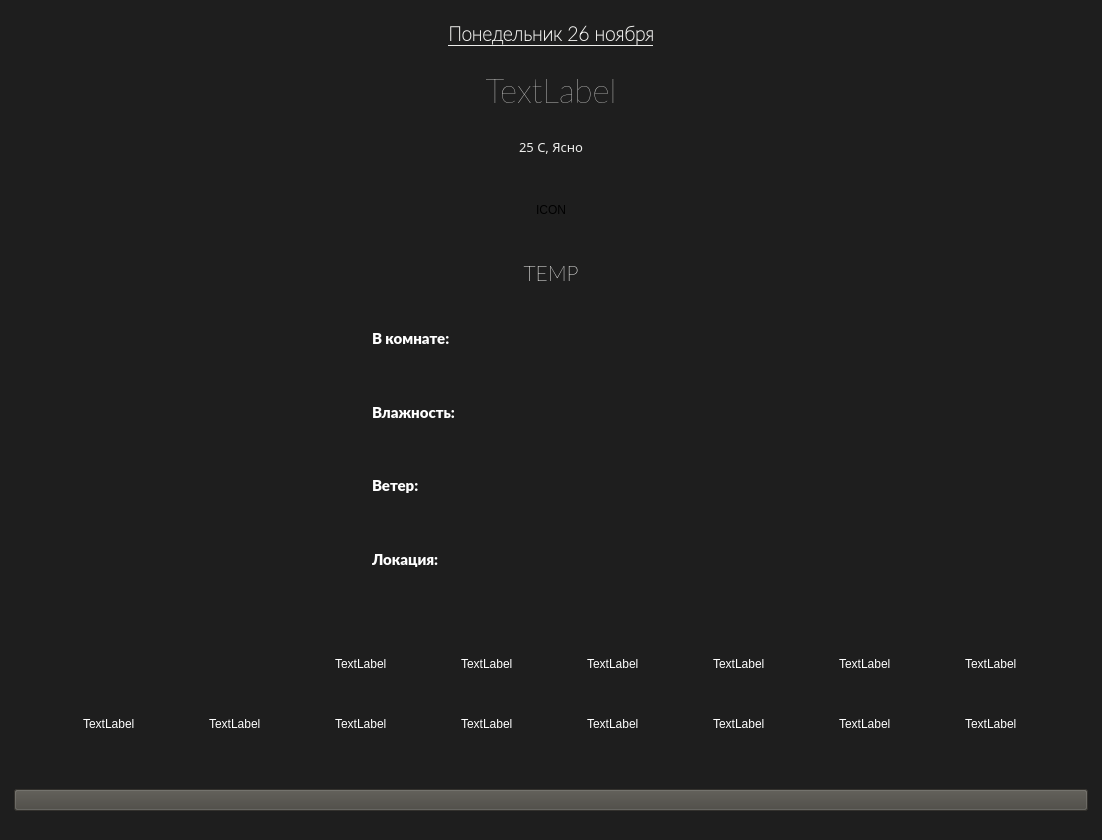
Old version of the form AgainWR/designWea.ui in the repository Tonmanseven/Smart_Mirror.
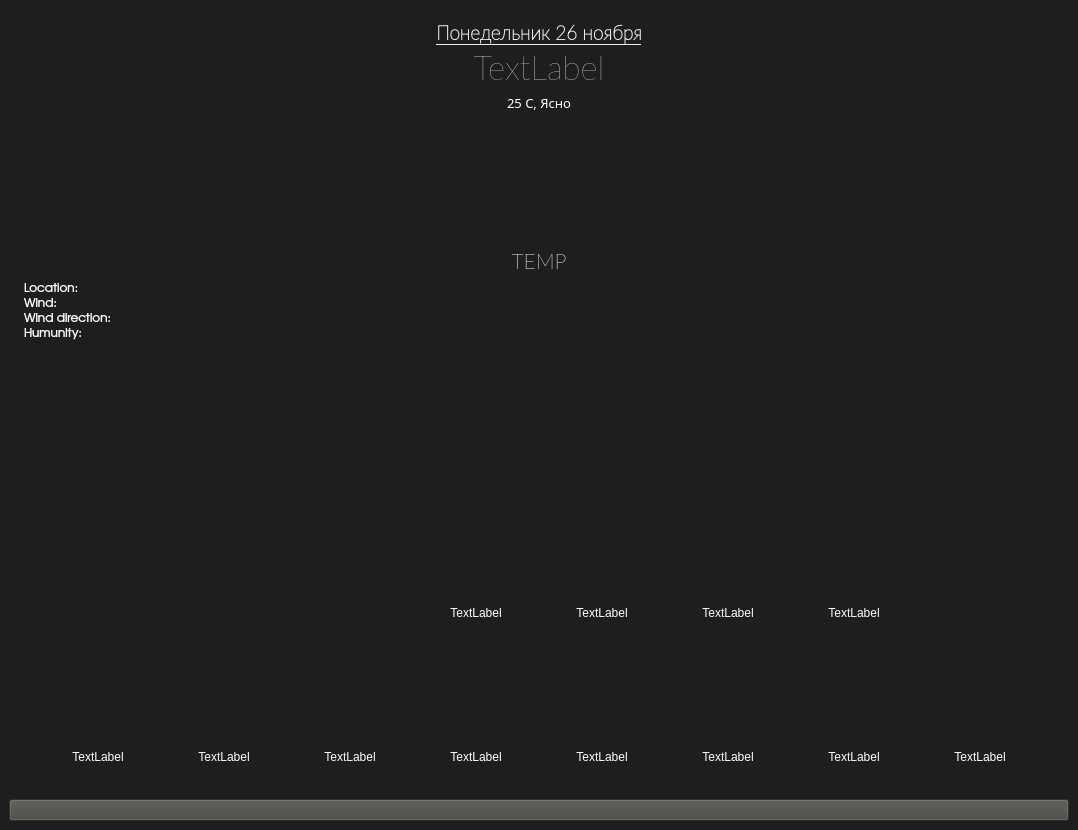
New version of the form. Icons and pictures are not drawn.

Commit message: ui & so are..

The edit to the form file:
```diff
--- a/AgainWR/designWea.ui
+++ b/AgainWR/designWea.ui
@@ -9,14 +9,14 @@
    <rect>
     <x>0</x>
     <y>0</y>
-    <width>1102</width>
-    <height>840</height>
+    <width>1078</width>
+    <height>830</height>
    </rect>
   </property>
   <property name="minimumSize">
    <size>
     <width>1078</width>
-    <height>763</height>
+    <height>830</height>
    </size>
   </property>
   <property name="sizeIncrement">
@@ -49,9 +49,24 @@
   <widget class="QWidget" name="centralwidget">
    <layout class="QHBoxLayout" name="horizontalLayout">
     <item>
-     <layout class="QVBoxLayout" name="verticalLayout">
+     <layout class="QVBoxLayout" name="verticalLayout" stretch="0,0,0">
+      <property name="sizeConstraint">
+       <enum>QLayout::SetDefaultConstraint</enum>
+      </property>
+      <property name="topMargin">
+       <number>1</number>
+      </property>
       <item>
-       <layout class="QVBoxLayout" name="verticalLayout_1">
+       <layout class="QVBoxLayout" name="verticalLayout_1" stretch="0,0,0,0,0">
+        <property name="spacing">
+         <number>0</number>
+        </property>
+        <property name="topMargin">
+         <number>8</number>
+        </property>
+        <property name="bottomMargin">
+         <number>0</number>
+        </property>
         <item>
          <widget class="QLabel" name="todayIs">
           <property name="font">
@@ -109,7 +124,7 @@
            </font>
           </property>
           <property name="styleSheet">
-           <string notr="true">color: rgb(238, 238, 236);</string>
+           <string notr="true">color: rgb(255, 255, 255);</string>
           </property>
           <property name="text">
            <string>25 C, Ясно</string>
@@ -123,15 +138,18 @@
          <widget class="QLabel" name="TempIc">
           <property name="minimumSize">
            <size>
-            <width>64</width>
-            <height>64</height>
+            <width>128</width>
+            <height>128</height>
            </size>
           </property>
           <property name="layoutDirection">
            <enum>Qt::LeftToRight</enum>
           </property>
           <property name="text">
-           <string>ICON</string>
+           <string/>
+          </property>
+          <property name="pixmap">
+           <pixmap>images/13d.png</pixmap>
           </property>
           <property name="alignment">
            <set>Qt::AlignCenter</set>
@@ -169,132 +187,45 @@
       <item>
        <layout class="QGridLayout" name="gridLayout">
         <item row="0" column="0">
-         <layout class="QGridLayout" name="gridLayout_4">
-          <item row="3" column="2">
-           <widget class="QLabel" name="inCountry">
-            <property name="font">
-             <font>
-              <family>Ubuntu Light</family>
-              <pointsize>11</pointsize>
-             </font>
-            </property>
-            <property name="styleSheet">
-             <string notr="true">color: rgb(238, 238, 236);</string>
-            </property>
-            <property name="text">
-             <string/>
-            </property>
-            <property name="alignment">
-             <set>Qt::AlignLeading|Qt::AlignLeft|Qt::AlignVCenter</set>
-            </property>
-            <property name="margin">
-             <number>0</number>
-            </property>
-           </widget>
-          </item>
-          <item row="1" column="2">
-           <widget class="QLabel" name="humidityLabel">
-            <property name="font">
-             <font>
-              <family>Ubuntu Light</family>
-              <pointsize>11</pointsize>
-             </font>
-            </property>
-            <property name="styleSheet">
-             <string notr="true">color: rgb(238, 238, 236);</string>
-            </property>
-            <property name="text">
-             <string/>
-            </property>
-            <property name="alignment">
-             <set>Qt::AlignLeading|Qt::AlignLeft|Qt::AlignVCenter</set>
-            </property>
-            <property name="margin">
-             <number>0</number>
-            </property>
-           </widget>
-          </item>
-          <item row="2" column="2">
-           <widget class="QLabel" name="windLabel">
-            <property name="font">
-             <font>
-              <family>Ubuntu Light</family>
-              <pointsize>11</pointsize>
-             </font>
-            </property>
-            <property name="styleSheet">
-             <string notr="true">color: rgb(238, 238, 236);</string>
-            </property>
-            <property name="text">
-             <string/>
-            </property>
-            <property name="alignment">
-             <set>Qt::AlignLeading|Qt::AlignLeft|Qt::AlignVCenter</set>
-            </property>
-            <property name="margin">
-             <number>0</number>
-            </property>
-           </widget>
-          </item>
-          <item row="2" column="1">
-           <widget class="QLabel" name="wind">
-            <property name="font">
-             <font>
-              <family>Lato Black</family>
-              <pointsize>11</pointsize>
-             </font>
-            </property>
-            <property name="styleSheet">
-             <string notr="true">color: rgb(255, 255, 255);</string>
-            </property>
-            <property name="text">
-             <string>Ветер:</string>
-            </property>
-            <property name="alignment">
-             <set>Qt::AlignLeading|Qt::AlignLeft|Qt::AlignVCenter</set>
-            </property>
-           </widget>
-          </item>
-          <item row="3" column="0">
+         <layout class="QFormLayout" name="formLayout">
+          <property name="sizeConstraint">
+           <enum>QLayout::SetDefaultConstraint</enum>
+          </property>
+          <property name="labelAlignment">
+           <set>Qt::AlignLeading|Qt::AlignLeft|Qt::AlignVCenter</set>
+          </property>
+          <property name="formAlignment">
+           <set>Qt::AlignLeading|Qt::AlignLeft|Qt::AlignTop</set>
+          </property>
+          <property name="horizontalSpacing">
+           <number>6</number>
+          </property>
+          <property name="verticalSpacing">
+           <number>1</number>
+          </property>
+          <property name="leftMargin">
+           <number>2</number>
+          </property>
+          <property name="topMargin">
+           <number>1</number>
+          </property>
+          <property name="rightMargin">
+           <number>0</number>
+          </property>
+          <property name="bottomMargin">
+           <number>0</number>
+          </property>
+          <item row="1" column="0">
            <widget class="QLabel" name="location_ic">
             <property name="text">
              <string/>
             </property>
-           </widget>
-          </item>
-          <item row="0" column="2">
-           <widget class="QLabel" name="temperatureLabel">
-            <property name="font">
-             <font>
-              <family>Ubuntu Light</family>
-              <pointsize>11</pointsize>
-             </font>
-            </property>
-            <property name="styleSheet">
-             <string notr="true">color: rgb(238, 238, 236);</string>
-            </property>
-            <property name="text">
-             <string/>
-            </property>
-            <property name="alignment">
-             <set>Qt::AlignLeading|Qt::AlignLeft|Qt::AlignVCenter</set>
-            </property>
-            <property name="margin">
-             <number>0</number>
-            </property>
-           </widget>
-          </item>
-          <item row="2" column="0">
-           <widget class="QLabel" name="wind_icn">
-            <property name="text">
-             <string/>
-            </property>
             <property name="pixmap">
              <pixmap>my_icns/1.7.png</pixmap>
             </property>
            </widget>
           </item>
-          <item row="1" column="0">
+          <item row="5" column="0">
            <widget class="QLabel" name="hum_icn">
             <property name="layoutDirection">
              <enum>Qt::LeftToRight</enum>
@@ -302,75 +233,115 @@
             <property name="text">
              <string/>
             </property>
+            <property name="pixmap">
+             <pixmap>my_icns/humunity.png</pixmap>
+            </property>
+           </widget>
+          </item>
+          <item row="3" column="0">
+           <widget class="QLabel" name="wind_ic">
+            <property name="styleSheet">
+             <string notr="true">color: rgb(255, 255, 255);</string>
+            </property>
+            <property name="text">
+             <string/>
+            </property>
+            <property name="pixmap">
+             <pixmap>my_icns/wind_icn.png</pixmap>
+            </property>
+           </widget>
+          </item>
+          <item row="4" column="0">
+           <widget class="QLabel" name="wind_dir_icn">
+            <property name="layoutDirection">
+             <enum>Qt::RightToLeft</enum>
+            </property>
+            <property name="autoFillBackground">
+             <bool>false</bool>
+            </property>
+            <property name="lineWidth">
+             <number>1</number>
+            </property>
+            <property name="midLineWidth">
+             <number>10</number>
+            </property>
+            <property name="text">
+             <string/>
+            </property>
+            <property name="pixmap">
+             <pixmap>my_icns/1.7.png</pixmap>
+            </property>
+            <property name="alignment">
+             <set>Qt::AlignLeading|Qt::AlignLeft|Qt::AlignVCenter</set>
+            </property>
+            <property name="margin">
+             <number>-16</number>
+            </property>
+            <property name="indent">
+             <number>0</number>
+            </property>
+            <property name="openExternalLinks">
+             <bool>false</bool>
+            </property>
            </widget>
           </item>
           <item row="1" column="1">
-           <widget class="QLabel" name="hum">
+           <widget class="QLabel" name="location_dat">
             <property name="font">
              <font>
-              <family>Lato Black</family>
-              <pointsize>11</pointsize>
+              <family>URW Gothic L</family>
              </font>
             </property>
             <property name="styleSheet">
              <string notr="true">color: rgb(255, 255, 255);</string>
             </property>
             <property name="text">
-             <string>Влажность:</string>
-            </property>
-            <property name="alignment">
-             <set>Qt::AlignLeading|Qt::AlignLeft|Qt::AlignVCenter</set>
+             <string>Location:</string>
             </property>
            </widget>
           </item>
           <item row="3" column="1">
-           <widget class="QLabel" name="inCity">
+           <widget class="QLabel" name="wind_dat">
             <property name="font">
              <font>
-              <family>Lato Black</family>
-              <pointsize>11</pointsize>
+              <family>URW Gothic L</family>
              </font>
             </property>
             <property name="styleSheet">
              <string notr="true">color: rgb(255, 255, 255);</string>
             </property>
             <property name="text">
-             <string>Локация:</string>
+             <string>Wind:</string>
             </property>
-            <property name="alignment">
-             <set>Qt::AlignLeading|Qt::AlignLeft|Qt::AlignVCenter</set>
-            </property>
            </widget>
           </item>
-          <item row="0" column="0">
-           <widget class="QLabel" name="label_18">
+          <item row="4" column="1">
+           <widget class="QLabel" name="wind_dir_dat">
+            <property name="font">
+             <font>
+              <family>URW Gothic L</family>
+             </font>
+            </property>
+            <property name="styleSheet">
+             <string notr="true">color: rgb(255, 255, 255);</string>
+            </property>
             <property name="text">
-             <string/>
+             <string>Wind direction:</string>
             </property>
            </widget>
           </item>
-          <item row="0" column="1">
-           <widget class="QLabel" name="inRoom">
-            <property name="sizePolicy">
-             <sizepolicy hsizetype="Preferred" vsizetype="Preferred">
-              <horstretch>0</horstretch>
-              <verstretch>0</verstretch>
-             </sizepolicy>
-            </property>
+          <item row="5" column="1">
+           <widget class="QLabel" name="hum_dat">
             <property name="font">
              <font>
-              <family>Lato Black</family>
-              <pointsize>11</pointsize>
+              <family>URW Gothic L</family>
              </font>
             </property>
             <property name="styleSheet">
              <string notr="true">color: rgb(255, 255, 255);</string>
             </property>
             <property name="text">
-             <string>В комнате:</string>
-            </property>
-            <property name="alignment">
-             <set>Qt::AlignLeading|Qt::AlignLeft|Qt::AlignVCenter</set>
+             <string>Humunity:</string>
             </property>
            </widget>
           </item>
@@ -381,22 +352,22 @@
       <item>
        <layout class="QVBoxLayout" name="verticalLayout_2" stretch="0,0">
         <property name="spacing">
-         <number>10</number>
+         <number>0</number>
         </property>
         <property name="sizeConstraint">
          <enum>QLayout::SetMinimumSize</enum>
         </property>
         <property name="leftMargin">
-         <number>5</number>
+         <number>0</number>
         </property>
         <property name="topMargin">
-         <number>10</number>
+         <number>0</number>
         </property>
         <property name="rightMargin">
-         <number>5</number>
+         <number>0</number>
         </property>
         <property name="bottomMargin">
-         <number>20</number>
+         <number>0</number>
         </property>
         <item>
          <layout class="QGridLayout" name="gridLayout_2">
@@ -410,7 +381,13 @@
            <number>5</number>
           </property>
           <property name="bottomMargin">
-           <number>30</number>
+           <number>10</number>
+          </property>
+          <property name="horizontalSpacing">
+           <number>10</number>
+          </property>
+          <property name="verticalSpacing">
+           <number>80</number>
           </property>
           <item row="1" column="6">
            <widget class="QLabel" name="label_8">
@@ -425,8 +402,8 @@
             </property>
             <property name="minimumSize">
              <size>
-              <width>50</width>
-              <height>50</height>
+              <width>64</width>
+              <height>64</height>
              </size>
             </property>
             <property name="sizeIncrement">
@@ -457,7 +434,7 @@
              <bool>false</bool>
             </property>
             <property name="alignment">
-             <set>Qt::AlignLeading|Qt::AlignLeft|Qt::AlignVCenter</set>
+             <set>Qt::AlignCenter</set>
             </property>
             <property name="margin">
              <number>0</number>
@@ -480,8 +457,8 @@
             </property>
             <property name="minimumSize">
              <size>
-              <width>50</width>
-              <height>50</height>
+              <width>64</width>
+              <height>64</height>
              </size>
             </property>
             <property name="sizeIncrement">
@@ -512,7 +489,7 @@
              <bool>false</bool>
             </property>
             <property name="alignment">
-             <set>Qt::AlignLeading|Qt::AlignLeft|Qt::AlignVCenter</set>
+             <set>Qt::AlignCenter</set>
             </property>
             <property name="margin">
              <number>0</number>
@@ -535,8 +512,8 @@
             </property>
             <property name="minimumSize">
              <size>
-              <width>50</width>
-              <height>50</height>
+              <width>64</width>
+              <height>64</height>
              </size>
             </property>
             <property name="sizeIncrement">
@@ -567,7 +544,7 @@
              <bool>false</bool>
             </property>
             <property name="alignment">
-             <set>Qt::AlignLeading|Qt::AlignLeft|Qt::AlignVCenter</set>
+             <set>Qt::AlignCenter</set>
             </property>
             <property name="margin">
              <number>0</number>
@@ -590,8 +567,8 @@
             </property>
             <property name="minimumSize">
              <size>
-              <width>50</width>
-              <height>50</height>
+              <width>64</width>
+              <height>64</height>
              </size>
             </property>
             <property name="sizeIncrement">
@@ -622,7 +599,7 @@
              <bool>false</bool>
             </property>
             <property name="alignment">
-             <set>Qt::AlignLeading|Qt::AlignLeft|Qt::AlignVCenter</set>
+             <set>Qt::AlignCenter</set>
             </property>
             <property name="margin">
              <number>0</number>
@@ -645,8 +622,8 @@
             </property>
             <property name="minimumSize">
              <size>
-              <width>50</width>
-              <height>50</height>
+              <width>64</width>
+              <height>64</height>
              </size>
             </property>
             <property name="sizeIncrement">
@@ -677,62 +654,7 @@
              <bool>false</bool>
             </property>
             <property name="alignment">
-             <set>Qt::AlignLeading|Qt::AlignLeft|Qt::AlignVCenter</set>
-            </property>
-            <property name="margin">
-             <number>0</number>
-            </property>
-            <property name="indent">
-             <number>0</number>
-            </property>
-           </widget>
-          </item>
-          <item row="1" column="2">
-           <widget class="QLabel" name="label_4">
-            <property name="enabled">
-             <bool>false</bool>
-            </property>
-            <property name="sizePolicy">
-             <sizepolicy hsizetype="Maximum" vsizetype="Maximum">
-              <horstretch>0</horstretch>
-              <verstretch>0</verstretch>
-             </sizepolicy>
-            </property>
-            <property name="minimumSize">
-             <size>
-              <width>50</width>
-              <height>50</height>
-             </size>
-            </property>
-            <property name="sizeIncrement">
-             <size>
-              <width>50</width>
-              <height>50</height>
-             </size>
-            </property>
-            <property name="baseSize">
-             <size>
-              <width>50</width>
-              <height>50</height>
-             </size>
-            </property>
-            <property name="toolTipDuration">
-             <number>0</number>
-            </property>
-            <property name="layoutDirection">
-             <enum>Qt::LeftToRight</enum>
-            </property>
-            <property name="styleSheet">
-             <string notr="true">color: rgb(255, 255, 255);</string>
-            </property>
-            <property name="text">
-             <string>TextLabel</string>
-            </property>
-            <property name="scaledContents">
-             <bool>false</bool>
-            </property>
-            <property name="alignment">
-             <set>Qt::AlignLeading|Qt::AlignLeft|Qt::AlignVCenter</set>
+             <set>Qt::AlignCenter</set>
             </property>
             <property name="margin">
              <number>0</number>
@@ -755,8 +677,8 @@
             </property>
             <property name="minimumSize">
              <size>
-              <width>50</width>
-              <height>50</height>
+              <width>64</width>
+              <height>64</height>
              </size>
             </property>
             <property name="sizeIncrement">
@@ -787,7 +709,7 @@
              <bool>false</bool>
             </property>
             <property name="alignment">
-             <set>Qt::AlignLeading|Qt::AlignLeft|Qt::AlignVCenter</set>
+             <set>Qt::AlignCenter</set>
             </property>
             <property name="margin">
              <number>0</number>
@@ -810,8 +732,8 @@
             </property>
             <property name="minimumSize">
              <size>
-              <width>50</width>
-              <height>50</height>
+              <width>64</width>
+              <height>64</height>
              </size>
             </property>
             <property name="sizeIncrement">
@@ -842,7 +764,7 @@
              <bool>false</bool>
             </property>
             <property name="alignment">
-             <set>Qt::AlignLeading|Qt::AlignLeft|Qt::AlignVCenter</set>
+             <set>Qt::AlignCenter</set>
             </property>
             <property name="wordWrap">
              <bool>false</bool>
@@ -868,8 +790,8 @@
             </property>
             <property name="minimumSize">
              <size>
-              <width>50</width>
-              <height>50</height>
+              <width>64</width>
+              <height>64</height>
              </size>
             </property>
             <property name="sizeIncrement">
@@ -909,7 +831,7 @@
              <bool>false</bool>
             </property>
             <property name="alignment">
-             <set>Qt::AlignLeading|Qt::AlignLeft|Qt::AlignVCenter</set>
+             <set>Qt::AlignCenter</set>
             </property>
             <property name="wordWrap">
              <bool>false</bool>
@@ -935,8 +857,8 @@
             </property>
             <property name="minimumSize">
              <size>
-              <width>50</width>
-              <height>50</height>
+              <width>64</width>
+              <height>64</height>
              </size>
             </property>
             <property name="sizeIncrement">
@@ -970,7 +892,7 @@
              <bool>false</bool>
             </property>
             <property name="alignment">
-             <set>Qt::AlignLeading|Qt::AlignLeft|Qt::AlignVCenter</set>
+             <set>Qt::AlignCenter</set>
             </property>
             <property name="margin">
              <number>0</number>
@@ -993,8 +915,8 @@
             </property>
             <property name="minimumSize">
              <size>
-              <width>50</width>
-              <height>50</height>
+              <width>64</width>
+              <height>64</height>
              </size>
             </property>
             <property name="sizeIncrement">
@@ -1019,13 +941,16 @@
              <string notr="true">color: rgb(255, 255, 255);</string>
             </property>
             <property name="text">
-             <string>TextLabel</string>
+             <string/>
+            </property>
+            <property name="pixmap">
+             <pixmap>my_icns/03n.png</pixmap>
             </property>
             <property name="scaledContents">
              <bool>false</bool>
             </property>
             <property name="alignment">
-             <set>Qt::AlignLeading|Qt::AlignLeft|Qt::AlignVCenter</set>
+             <set>Qt::AlignCenter</set>
             </property>
             <property name="margin">
              <number>0</number>
@@ -1048,8 +973,8 @@
             </property>
             <property name="minimumSize">
              <size>
-              <width>50</width>
-              <height>50</height>
+              <width>64</width>
+              <height>64</height>
              </size>
             </property>
             <property name="sizeIncrement">
@@ -1080,7 +1005,7 @@
              <bool>false</bool>
             </property>
             <property name="alignment">
-             <set>Qt::AlignLeading|Qt::AlignLeft|Qt::AlignVCenter</set>
+             <set>Qt::AlignCenter</set>
             </property>
             <property name="margin">
              <number>0</number>
@@ -1103,8 +1028,8 @@
             </property>
             <property name="minimumSize">
              <size>
-              <width>50</width>
-              <height>50</height>
+              <width>64</width>
+              <height>64</height>
              </size>
             </property>
             <property name="sizeIncrement">
@@ -1135,7 +1060,7 @@
              <bool>false</bool>
             </property>
             <property name="alignment">
-             <set>Qt::AlignLeading|Qt::AlignLeft|Qt::AlignVCenter</set>
+             <set>Qt::AlignCenter</set>
             </property>
             <property name="margin">
              <number>0</number>
@@ -1158,8 +1083,8 @@
             </property>
             <property name="minimumSize">
              <size>
-              <width>50</width>
-              <height>50</height>
+              <width>64</width>
+              <height>64</height>
              </size>
             </property>
             <property name="sizeIncrement">
@@ -1190,7 +1115,7 @@
              <bool>false</bool>
             </property>
             <property name="alignment">
-             <set>Qt::AlignLeading|Qt::AlignLeft|Qt::AlignVCenter</set>
+             <set>Qt::AlignCenter</set>
             </property>
             <property name="margin">
              <number>0</number>
@@ -1213,8 +1138,8 @@
             </property>
             <property name="minimumSize">
              <size>
-              <width>50</width>
-              <height>50</height>
+              <width>64</width>
+              <height>64</height>
              </size>
             </property>
             <property name="sizeIncrement">
@@ -1245,7 +1170,7 @@
              <bool>false</bool>
             </property>
             <property name="alignment">
-             <set>Qt::AlignLeading|Qt::AlignLeft|Qt::AlignVCenter</set>
+             <set>Qt::AlignCenter</set>
             </property>
             <property name="margin">
              <number>0</number>
@@ -1268,8 +1193,8 @@
             </property>
             <property name="minimumSize">
              <size>
-              <width>50</width>
-              <height>50</height>
+              <width>64</width>
+              <height>64</height>
              </size>
             </property>
             <property name="sizeIncrement">
@@ -1280,8 +1205,66 @@
             </property>
             <property name="baseSize">
              <size>
-              <width>50</width>
-              <height>50</height>
+              <width>64</width>
+              <height>64</height>
+             </size>
+            </property>
+            <property name="toolTipDuration">
+             <number>0</number>
+            </property>
+            <property name="layoutDirection">
+             <enum>Qt::LeftToRight</enum>
+            </property>
+            <property name="styleSheet">
+             <string notr="true">color: rgb(255, 255, 255);</string>
+            </property>
+            <property name="text">
+             <string/>
+            </property>
+            <property name="pixmap">
+             <pixmap>my_icns/03d.png</pixmap>
+            </property>
+            <property name="scaledContents">
+             <bool>false</bool>
+            </property>
+            <property name="alignment">
+             <set>Qt::AlignCenter</set>
+            </property>
+            <property name="margin">
+             <number>0</number>
+            </property>
+            <property name="indent">
+             <number>0</number>
+            </property>
+           </widget>
+          </item>
+          <item row="1" column="2">
+           <widget class="QLabel" name="label_4">
+            <property name="enabled">
+             <bool>false</bool>
+            </property>
+            <property name="sizePolicy">
+             <sizepolicy hsizetype="Maximum" vsizetype="Maximum">
+              <horstretch>0</horstretch>
+              <verstretch>0</verstretch>
+             </sizepolicy>
+            </property>
+            <property name="minimumSize">
+             <size>
+              <width>64</width>
+              <height>64</height>
+             </size>
+            </property>
+            <property name="sizeIncrement">
+             <size>
+              <width>64</width>
+              <height>64</height>
+             </size>
+            </property>
+            <property name="baseSize">
+             <size>
+              <width>64</width>
+              <height>64</height>
              </size>
             </property>
             <property name="toolTipDuration">
@@ -1300,7 +1283,7 @@
              <bool>false</bool>
             </property>
             <property name="alignment">
-             <set>Qt::AlignLeading|Qt::AlignLeft|Qt::AlignVCenter</set>
+             <set>Qt::AlignCenter</set>
             </property>
             <property name="margin">
              <number>0</number>
```
Left out of the diff: 120 changed lines with no effect on the pictures. The commit also changes 5 other files.
